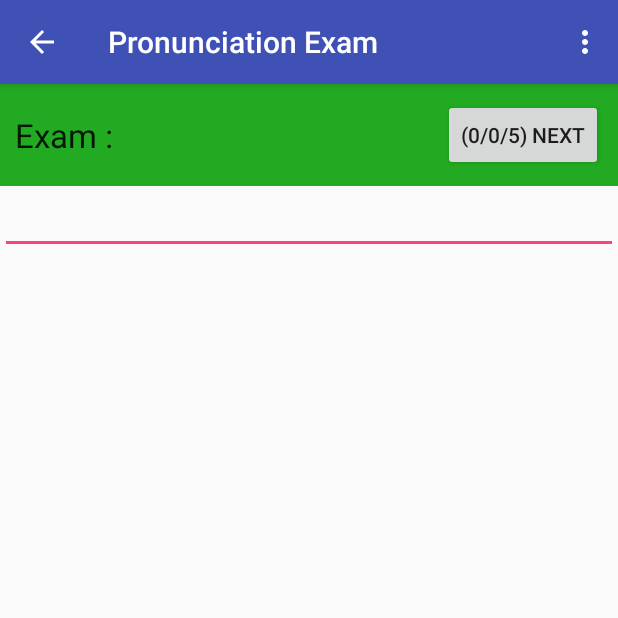
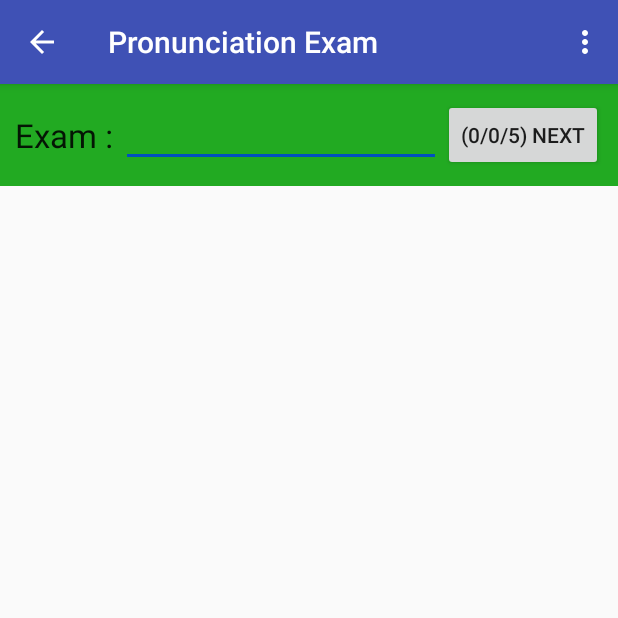
Before and after one commit to QI1002/Application, an Android app: the PronunciationExamActivity screen opened directly, with no data from a screen before it, on a phone screen of 412 x 824 dp, the top half of it. Run offline under Robolectric (Android 15) with nearby library versions, the phone set to English and light mode, and no system bars; 2 statements that could not run were skipped.

Commit message:
review final usage and update edittex in pronunciation activity

```diff
--- a/app/src/main/java/io/github/qi1002/ilearn/Helper.java
+++ b/app/src/main/java/io/github/qi1002/ilearn/Helper.java
@@ -26,7 +26,7 @@ public class Helper {
         return (word == null || word.length() == 0);
     }
 
-    public static void InformationBox(final Context context, final String title, String information) {
+    public static void InformationBox(Context context, String title, String information) {
 
         LayoutInflater inflater = LayoutInflater.from(context);
         View view = inflater.inflate(R.layout.information_box, null);
@@ -64,8 +64,8 @@ public class Helper {
         dlgAlert.create().show();
     }
 
-    public static void SelectionBox(final Context context, String message, String yes, String no, String title,
-                                   final DialogInterface.OnClickListener positiveListener, final DialogInterface.OnClickListener negativeListener) {
+    public static void SelectionBox(Context context, String message, String yes, String no, String title,
+                                   DialogInterface.OnClickListener positiveListener, DialogInterface.OnClickListener negativeListener) {
 
         AlertDialog.Builder dlgAlert  = new AlertDialog.Builder(context);
         dlgAlert.setMessage(message);
--- a/app/src/main/java/io/github/qi1002/ilearn/PronunciationExamActivity.java
+++ b/app/src/main/java/io/github/qi1002/ilearn/PronunciationExamActivity.java
@@ -200,7 +200,6 @@ public class PronunciationExamActivity extends AppCompatActivity {
         datasetEnumerate.moveNext();
         mWebView.setVisibility(View.INVISIBLE);
         mWebView.loadUrl(DatasetRecord.getDictionaryProvider().getWordMeanLink(record.name));
-        mWordLabel.setText("Exam : ");
         currentExam = record.name;
     }
 
--- a/app/src/main/res/layout/activity_pronunciation_exam.xml
+++ b/app/src/main/res/layout/activity_pronunciation_exam.xml
@@ -26,9 +26,10 @@
 
             <TextView
                 android:id="@+id/pron_exam_dataset"
-                android:layout_width="match_parent"
+                android:layout_width="wrap_content"
                 android:layout_height="wrap_content"
                 android:layout_centerVertical="true"
+                android:text="Exam : "
                 android:textAppearance="?android:attr/textAppearanceLarge" />
 
             <Button
@@ -39,14 +40,17 @@
                 android:layout_marginLeft="1dip"
                 android:text="Next" />
 
+            <EditText
+                android:id="@+id/pron_exam_answer"
+                android:layout_width="match_parent"
+                android:layout_height="wrap_content"
+                android:layout_toLeftOf="@id/pron_exam_next"
+                android:layout_toRightOf="@id/pron_exam_dataset"
+                android:theme="@style/MyEditTextTheme"
+                android:imeOptions="actionDone"
+                android:inputType="text" />
+
         </RelativeLayout>
-
-        <EditText
-            android:id="@+id/pron_exam_answer"
-            android:layout_width="match_parent"
-            android:layout_height="wrap_content"
-            android:imeOptions="actionDone"
-            android:inputType="text" />
 
         <WebView
             android:id="@+id/pron_exam_dataset_webview"
--- a/app/src/main/res/layout/activity_vocabulary_exam.xml
+++ b/app/src/main/res/layout/activity_vocabulary_exam.xml
@@ -45,6 +45,7 @@
             android:id="@+id/voc_exam_answer"
             android:layout_width="match_parent"
             android:layout_height="wrap_content"
+            android:theme="@style/MyEditTextTheme"
             android:imeOptions="actionDone"
             android:inputType="text" />
 
--- a/app/src/main/res/values/styles.xml
+++ b/app/src/main/res/values/styles.xml
@@ -45,4 +45,10 @@
         <item name="android:padding">25dp</item>
     </style>
 
+    <style name="MyEditTextTheme">
+        <!-- Used for the bottom line when not selected / focused -->
+        <item name="colorControlNormal">#808080</item>
+        <item name="colorControlActivated">#0050c0</item>
+        <!-- colorControlActivated & colorControlHighlight use the colorAccent color by default -->
+    </style>
 </resources>
```
Also changed, not shown: app/src/main/java/io/github/qi1002/ilearn/DatasetRecord.java (+29 -1 lines), 1 other file.
